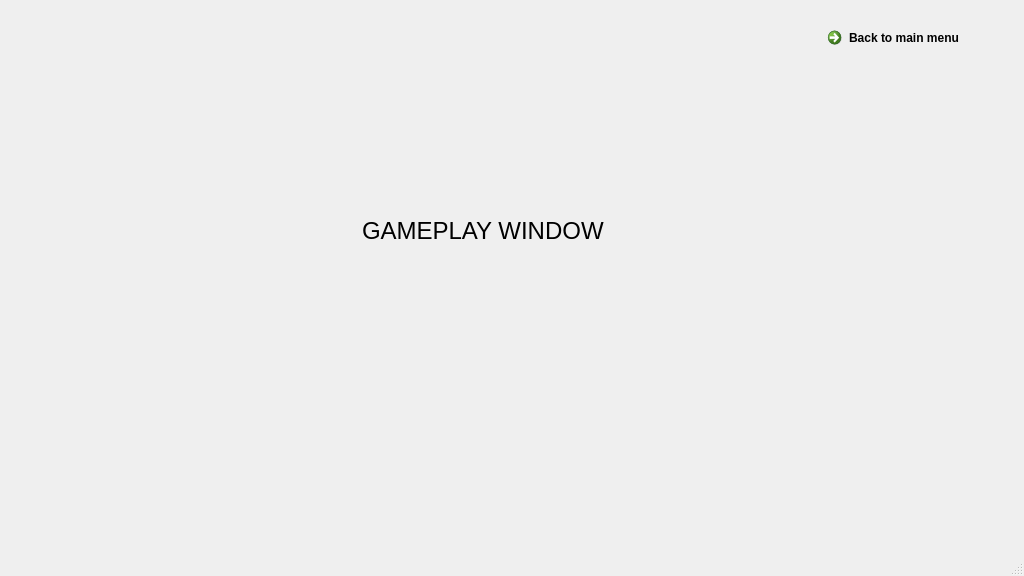
Above: Antichess/mainwindow.ui from L0G4NN/EE273Project before the change. Below: the same form after it.
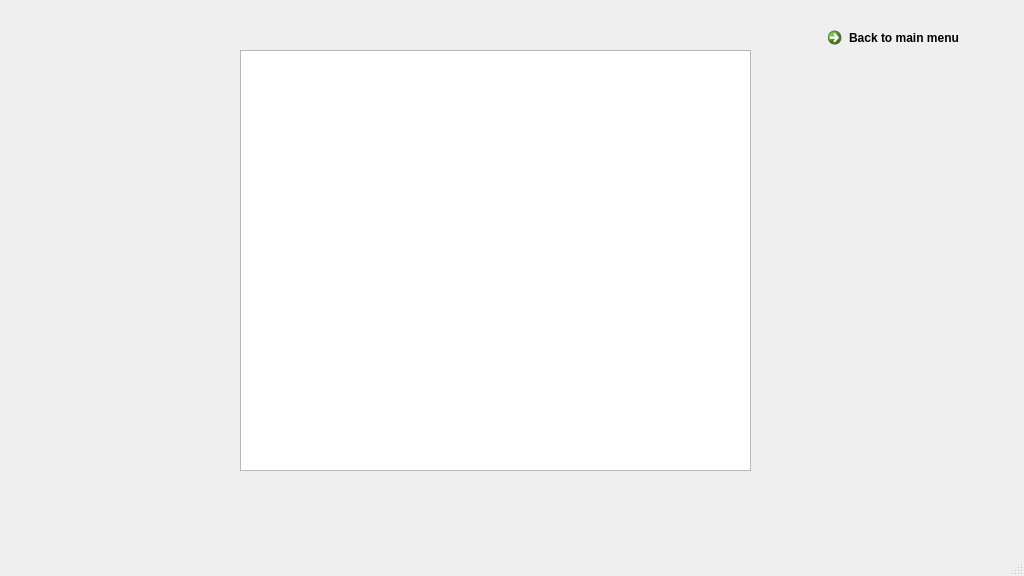
That is the form after the change. The open tabs and pages were chosen to show the change.

Commit message: Small look into GraphicsScene and added constructors for each piece

```diff
--- a/Antichess/mainwindow.ui
+++ b/Antichess/mainwindow.ui
@@ -174,6 +174,16 @@
        <string>Back to main menu</string>
       </property>
      </widget>
+     <widget class="QGraphicsView" name="chessBoard">
+      <property name="geometry">
+       <rect>
+        <x>240</x>
+        <y>50</y>
+        <width>511</width>
+        <height>421</height>
+       </rect>
+      </property>
+     </widget>
     </widget>
    </widget>
   </widget>
```
Left out of the diff: 2 changed lines with no effect on the pictures. The commit also changes 4 other files.
